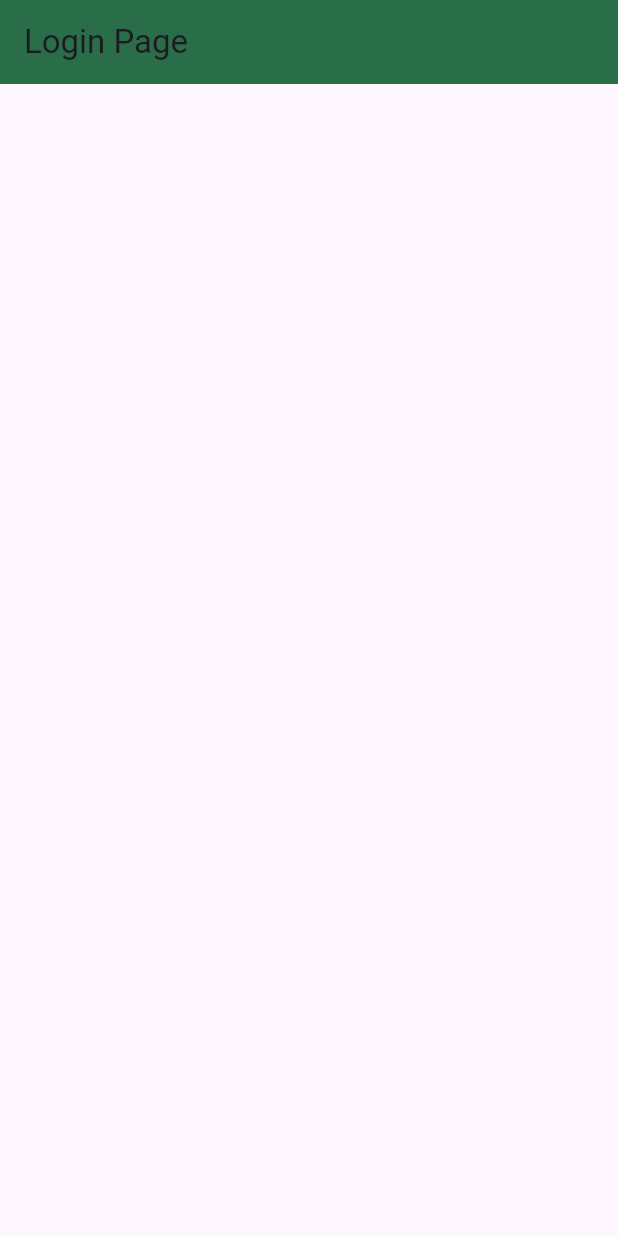
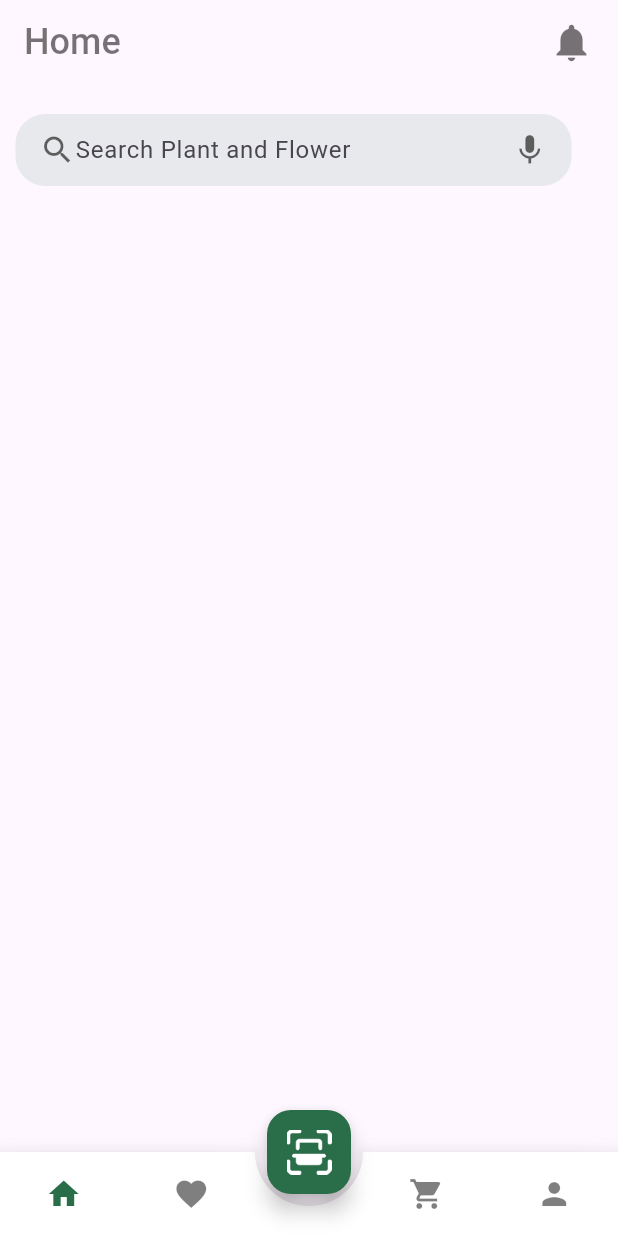
Before and after one commit to but14/DoAnChuyenNganhNhom4, a Flutter app: the screen it shows after launch, after a tap on the "arrow forward ios" icon, after a tap on "Skip", on a phone screen of 412 x 824 dp. Run offline on Flutter 3.47's test engine with Material 3 defaults, Android fonts, the phone set to English and light mode, and no system bars; drawn by our look-alikes of animated_bottom_navigation_bar; our stand-ins replace page_transition.

Commit message:
add code homepage

```diff
--- a/lib/constants.dart
+++ b/lib/constants.dart
@@ -3,6 +3,7 @@ import 'package:flutter/material.dart';
 
 class Constants {
   static var primaryColor = const Color(0xff296e48);
+  static var blackColor = Colors.black54;
 
 
   // Onboarding texts
--- /dev/null
+++ b/lib/models/plants.dart
@@ -0,0 +1,179 @@
+class Plant {
+  final int plantId;
+  final int price;
+  final String size;
+  final double rating;
+  final int humidity;
+  final String temperature;
+  final String category;
+  final String plantName;
+  final String imageURL;
+  bool isFavorated;
+  final String decription;
+  bool isSelected;
+
+  Plant(
+      {required this.plantId,
+        required this.price,
+        required this.category,
+        required this.plantName,
+        required this.size,
+        required this.rating,
+        required this.humidity,
+        required this.temperature,
+        required this.imageURL,
+        required this.isFavorated,
+        required this.decription,
+        required this.isSelected});
+
+  //List of Plants data
+  static List<Plant> plantList = [
+    Plant(
+        plantId: 0,
+        price: 22,
+        category: 'Indoor',
+        plantName: 'Sanseviera',
+        size: 'Small',
+        rating: 4.5,
+        humidity: 34,
+        temperature: '23 - 34',
+        imageURL: 'assets/images/plant-one.png',
+        isFavorated: true,
+        decription:
+        'This plant is one of the best plant. It grows in most of the regions in the world and can survive'
+            'even the harshest weather condition.',
+        isSelected: false),
+    Plant(
+        plantId: 1,
+        price: 11,
+        category: 'Outdoor',
+        plantName: 'Philodendron',
+        size: 'Medium',
+        rating: 4.8,
+        humidity: 56,
+        temperature: '19 - 22',
+        imageURL: 'assets/images/plant-two.png',
+        isFavorated: false,
+        decription:
+        'This plant is one of the best plant. It grows in most of the regions in the world and can survive'
+            'even the harshest weather condition.',
+        isSelected: false),
+    Plant(
+        plantId: 2,
+        price: 18,
+        category: 'Indoor',
+        plantName: 'Beach Daisy',
+        size: 'Large',
+        rating: 4.7,
+        humidity: 34,
+        temperature: '22 - 25',
+        imageURL: 'assets/images/plant-three.png',
+        isFavorated: false,
+        decription:
+        'This plant is one of the best plant. It grows in most of the regions in the world and can survive'
+            'even the harshest weather condition.',
+        isSelected: false),
+    Plant(
+        plantId: 3,
+        price: 30,
+        category: 'Outdoor',
+        plantName: 'Big Bluestem',
+        size: 'Small',
+        rating: 4.5,
+        humidity: 35,
+        temperature: '23 - 28',
+        imageURL: 'assets/images/plant-one.png',
+        isFavorated: false,
+        decription:
+        'This plant is one of the best plant. It grows in most of the regions in the world and can survive'
+            'even the harshest weather condition.',
+        isSelected: false),
+    Plant(
+        plantId: 4,
+        price: 24,
+        category: 'Recommended',
+        plantName: 'Big Bluestem',
+        size: 'Large',
+        rating: 4.1,
+        humidity: 66,
+        temperature: '12 - 16',
+        imageURL: 'assets/images/plant-four.png',
+        isFavorated: true,
+        decription:
+        'This plant is one of the best plant. It grows in most of the regions in the world and can survive'
+            'even the harshest weather condition.',
+        isSelected: false),
+    Plant(
+        plantId: 5,
+        price: 24,
+        category: 'Outdoor',
+        plantName: 'Meadow Sage',
+        size: 'Medium',
+        rating: 4.4,
+        humidity: 36,
+        temperature: '15 - 18',
+        imageURL: 'assets/images/plant-five.png',
+        isFavorated: false,
+        decription:
+        'This plant is one of the best plant. It grows in most of the regions in the world and can survive'
+            'even the harshest weather condition.',
+        isSelected: false),
+    Plant(
+        plantId: 6,
+        price: 19,
+        category: 'Garden',
+        plantName: 'Plumbago',
+        size: 'Small',
+        rating: 4.2,
+        humidity: 46,
+        temperature: '23 - 26',
+        imageURL: 'assets/images/plant-six.png',
+        isFavorated: false,
+        decription:
+        'This plant is one of the best plant. It grows in most of the regions in the world and can survive'
+            'even the harshest weather condition.',
+        isSelected: false),
+    Plant(
+        plantId: 7,
+        price: 23,
+        category: 'Garden',
+        plantName: 'Tritonia',
+        size: 'Medium',
+        rating: 4.5,
+        humidity: 34,
+        temperature: '21 - 24',
+        imageURL: 'assets/images/plant-seven.png',
+        isFavorated: false,
+        decription:
+        'This plant is one of the best plant. It grows in most of the regions in the world and can survive'
+            'even the harshest weather condition.',
+        isSelected: false),
+    Plant(
+        plantId: 8,
+        price: 46,
+        category: 'Recommended',
+        plantName: 'Tritonia',
+        size: 'Medium',
+        rating: 4.7,
+        humidity: 46,
+        temperature: '21 - 25',
+        imageURL: 'assets/images/plant-eight.png',
+        isFavorated: false,
+        decription:
+        'This plant is one of the best plant. It grows in most of the regions in the world and can survive'
+            'even the harshest weather condition.',
+        isSelected: false),
+  ];
+
+  //Get the favorated items
+  static List<Plant> getFavoritedPlants(){
+    List<Plant> _travelList = Plant.plantList;
+    return _travelList.where((element) => element.isFavorated == true).toList();
+  }
+
+  //Get the cart items
+  static List<Plant> addedToCartPlants(){
+    List<Plant> _selectedPlants = Plant.plantList;
+    return _selectedPlants.where((element) => element.isSelected == true).toList();
+  }
+}
--- a/lib/ui/onboarding_screen.dart
+++ b/lib/ui/onboarding_screen.dart
@@ -3,6 +3,7 @@ import 'package:flutter/material.dart';
 import 'package:flutter/widgets.dart';
 import 'package:wolfbud/constants.dart';
 import 'package:wolfbud/ui/login_page.dart';
+import 'package:wolfbud/ui/root_page.dart';
 
 class OnboardingScreen extends StatefulWidget {
   const OnboardingScreen({super.key});
@@ -27,7 +28,7 @@ class _OnboardingScreenState extends State<OnboardingScreen> {
             padding: const EdgeInsets.only(right: 20, top: 20),
             child: InkWell(
                 onTap: () {
-                  Navigator.pushReplacement(context, MaterialPageRoute(builder: (_)=> const Login()));
+                  Navigator.pushReplacement(context, MaterialPageRoute(builder: (_)=> const RootPage()));
                 }, //login screen
                 child: const Text('Skip',
                     style: TextStyle(
@@ -85,7 +86,7 @@ class _OnboardingScreenState extends State<OnboardingScreen> {
                       _pageController.nextPage(duration: const Duration(microseconds: 300), curve:Curves.easeIn);
                     }
                   } else{
-                    Navigator.pushReplacement(context, MaterialPageRoute(builder: (_)=> const Login()));
+                    Navigator.pushReplacement(context, MaterialPageRoute(builder: (_)=> const RootPage()));
                   }
                 });
               },
--- /dev/null
+++ b/lib/ui/root_page.dart
@@ -0,0 +1,102 @@
+import 'package:animated_bottom_navigation_bar/animated_bottom_navigation_bar.dart';
+import 'package:flutter/material.dart';
+import 'package:page_transition/page_transition.dart';
+import 'package:wolfbud/constants.dart';
+import 'package:wolfbud/models/plants.dart';
+import 'package:wolfbud/ui/screens/cart_page.dart';
+import 'package:wolfbud/ui/screens/favorite_page.dart';
+import 'package:wolfbud/ui/screens/home_page.dart';
+import 'package:wolfbud/ui/screens/profile_page.dart';
+import 'package:wolfbud/ui/screens/scan_page.dart';
+
+class RootPage extends StatefulWidget {
+  const RootPage({Key? key}) : super(key: key);
+
+  @override
+  State<RootPage> createState() => _RootPageState();
+}
+
+class _RootPageState extends State<RootPage> {
+  List<Plant> favorites = [];
+  List<Plant> myCart = [];
+
+  int _bottomNavIndex = 0;
+
+  //List of the pages
+  List<Widget> _widgetOptions(){
+    return [
+      const HomePage(),
+      //FavoritePage(favoritedPlants: favorites,),
+      //CartPage(addedToCartPlants: myCart,),
+      const ProfilePage(),
+    ];
+  }
+
+  //List of the pages icons
+  List<IconData> iconList = [
+    Icons.home,
+    Icons.favorite,
+    Icons.shopping_cart,
+    Icons.person,
+  ];
+
+  //List of the pages titles
+  List<String> titleList = [
+    'Home',
+    'Favorite',
+    'Cart',
+    'Profile',
+  ];
+
+  @override
+  Widget build(BuildContext context) {
+    return Scaffold(
+      appBar: AppBar(
+        title: Row(
+          mainAxisAlignment: MainAxisAlignment.spaceBetween,
+          children: [
+            Text(titleList[_bottomNavIndex], style: TextStyle(
+              color: Constants.blackColor,
+              fontWeight: FontWeight.w500,
+              fontSize: 24,
+            ),),
+            Icon(Icons.notifications, color: Constants.blackColor, size: 30.0,)
+          ],
+        ),
+        backgroundColor: Theme.of(context).scaffoldBackgroundColor,
+        elevation: 0.0,
+      ),
+      body: IndexedStack(
+        index: _bottomNavIndex,
+        children: _widgetOptions(),
+      ),
+      floatingActionButton: FloatingActionButton(
+        onPressed: (){
+          Navigator.push(context, PageTransition(child: const ScanPage(), type: PageTransitionType.bottomToTop));
+        },
+        child: Image.asset('assets/images/code-scan-two.png', height: 30.0,),
+        backgroundColor: Constants.primaryColor,
+      ),
+      floatingActionButtonLocation: FloatingActionButtonLocation.centerDocked,
+      bottomNavigationBar: AnimatedBottomNavigationBar(
+        splashColor: Constants.primaryColor,
+        activeColor: Constants.primaryColor,
+        inactiveColor: Colors.black.withOpacity(.5),
+        icons: iconList,
+        activeIndex: _bottomNavIndex,
+        gapLocation: GapLocation.center,
+        notchSmoothness: NotchSmoothness.softEdge,
+        onTap: (index){
+          setState(() {
+            _bottomNavIndex = index;
+            final List<Plant> favoritedPlants = Plant.getFavoritedPlants();
+            final List<Plant> addedToCartPlants = Plant.addedToCartPlants();
+
+            favorites = favoritedPlants;
+            myCart = addedToCartPlants.toSet().toList();
+          });
+        }
+      ),
+    );
+  }
+}
--- /dev/null
+++ b/lib/ui/screens/cart_page.dart
@@ -0,0 +1,19 @@
+import 'package:flutter/material.dart';
+
+class CartPage extends StatefulWidget {
+  const CartPage({super.key});
+
+  @override
+  State<CartPage> createState() => _CartPageState();
+}
+
+class _CartPageState extends State<CartPage> {
+  @override
+  Widget build(BuildContext context) {
+    return Scaffold(
+      body: Center(
+        child: Text('Cart Page'),
+      ),
+    );
+  }
+}
--- /dev/null
+++ b/lib/ui/screens/favorite_page.dart
@@ -0,0 +1,17 @@
+import 'package:flutter/material.dart';
+
+class FavoritePage extends StatefulWidget {
+  const FavoritePage({super.key});
+
+  @override
+  State<FavoritePage> createState() => _FavoritePageState();
+}
+
+class _FavoritePageState extends State<FavoritePage> {
+  @override
+  Widget build(BuildContext context) {
+    return Scaffold(
+      body: Center(child: Text('Favorite Page')),
+    );
+  }
+}
--- /dev/null
+++ b/lib/ui/screens/home_page.dart
@@ -0,0 +1,87 @@
+import 'package:flutter/material.dart';
+import 'package:wolfbud/constants.dart';
+import 'package:wolfbud/models/plants.dart';
+
+class HomePage extends StatefulWidget {
+  const HomePage({super.key});
+
+  @override
+  State<HomePage> createState() => _HomePageState();
+}
+
+class _HomePageState extends State<HomePage> {
+  @override
+  Widget build(BuildContext context) {
+    int selectedIndex = 0;
+    Size size = MediaQuery.of(context).size;
+
+    List<Plant> _plantList = Plant.plantList;
+
+    // Plants Category
+    List<String> _plantType = [
+      'Recommended',
+      'Indoor',
+      'Outdoor',
+      'Garden',
+      'Supplement',
+    ];
+
+    // Toggle Favorite button
+
+    bool toogleIsFavorated(bool isFavorited) {
+      return !isFavorited;
+    }
+
+    return Scaffold(
+      body: SingleChildScrollView(
+        child: Column(
+          crossAxisAlignment: CrossAxisAlignment.start,
+          children: [
+            Container(
+              padding: const EdgeInsets.only(top: 20),
+              child: Row(
+                mainAxisAlignment: MainAxisAlignment.spaceAround,
+                children: [
+                  Container(
+                    padding: const EdgeInsets.symmetric(
+                      horizontal: 16.0,
+                    ),
+                    width: size.width * .9,
+                    child: Row(
+                      crossAxisAlignment: CrossAxisAlignment.center,
+                      mainAxisAlignment: MainAxisAlignment.center,
+                      children: [
+                        Icon(
+                          Icons.search,
+                          color: Colors.black54.withOpacity(.6),
+                        ),
+                        const Expanded(
+                            child: TextField(
+                          showCursor: false,
+                          decoration: InputDecoration(
+                            hintText: 'Search Plant and Flower',
+                            border: InputBorder.none,
+                            focusedBorder: InputBorder.none,
+                          ),
+                        )),
+                        Icon(Icons.mic, color: Colors.black54.withOpacity(.6),),
+                      ],
+                    ),
+                    decoration: BoxDecoration(
+                      color: Constants.primaryColor.withOpacity(.1),
+                      borderRadius: BorderRadius.circular(20)
+                    ),
+                  ),
+
+                  SizedBox(
+
+                  ),
+                ],
+              ),
+            )
+          ],
+        ),
+      ),
+    );
+  }
+}
--- /dev/null
+++ b/lib/ui/screens/profile_page.dart
@@ -0,0 +1,19 @@
+import 'package:flutter/material.dart';
+
+class ProfilePage extends StatefulWidget {
+  const ProfilePage({super.key});
+
+  @override
+  State<ProfilePage> createState() => _ProfilePageState();
+}
+
+class _ProfilePageState extends State<ProfilePage> {
+  @override
+  Widget build(BuildContext context) {
+    return Scaffold(
+      body: Center(
+        child: Text('Profile Page'),
+      )
+    );
+  }
+}
--- /dev/null
+++ b/lib/ui/screens/scan_page.dart
@@ -0,0 +1,19 @@
+import 'package:flutter/material.dart';
+
+class ScanPage extends StatefulWidget {
+  const ScanPage({super.key});
+
+  @override
+  State<ScanPage> createState() => _ScanPageState();
+}
+
+class _ScanPageState extends State<ScanPage> {
+  @override
+  Widget build(BuildContext context) {
+    return Scaffold(
+      appBar: AppBar(
+        title: const Text('Scan Page'),
+      ),
+    );
+  }
+}
--- a/pubspec.yaml
+++ b/pubspec.yaml
@@ -35,6 +35,8 @@ dependencies:
   # The following adds the Cupertino Icons font to your application.
   # Use with the CupertinoIcons class for iOS style icons.
   cupertino_icons: ^1.0.6
+  animated_bottom_navigation_bar: ^1.3.3
+  page_transition: ^2.1.0
 
 dev_dependencies:
   flutter_test:
```
Also changed, not shown: pubspec.lock.
